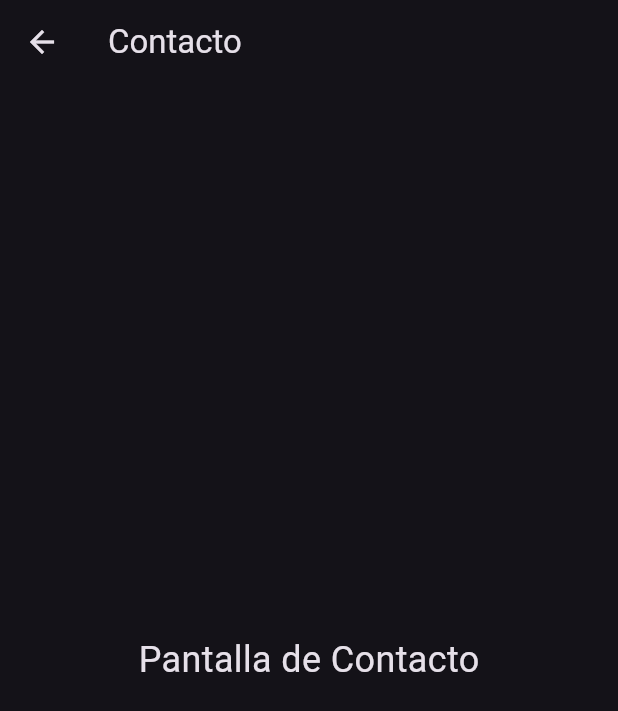
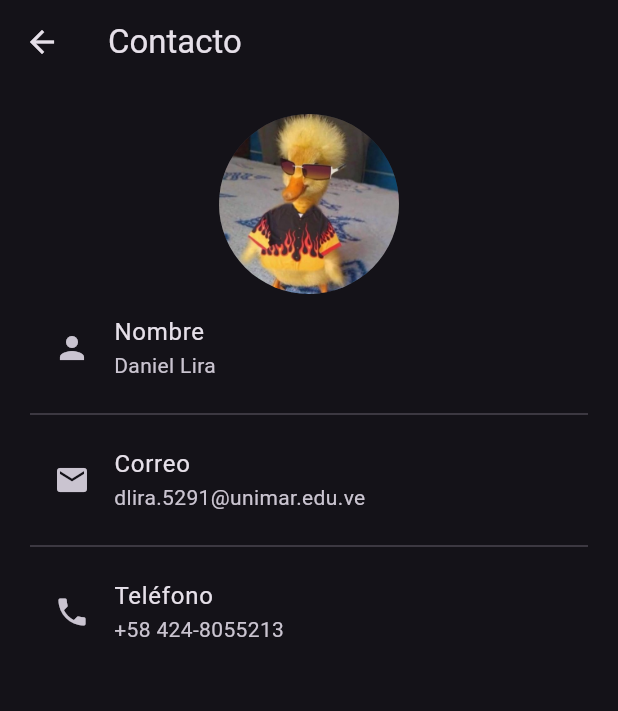
Before and after one commit to dlira2402/Portafolio-, a Flutter app: the ContactScreen screen opened by its route, on a phone screen of 412 x 824 dp. Shown: the top 711 px of the screen. Run offline on Flutter 3.47's test engine with Material 3 defaults, Android fonts, the phone set to English and light mode, and no system bars.

Commit message:
Vista de contacto funcional y arreglado algunos bugs visuales en las cards con cambios menores

```diff
--- a/lib/screens/contact_screen.dart
+++ b/lib/screens/contact_screen.dart
@@ -9,11 +9,34 @@ class ContactScreen extends StatelessWidget {
       appBar: AppBar(
         title: const Text('Contacto'),
       ),
-      body: const Center(
-        child: Text(
-          'Pantalla de Contacto',
-          style: TextStyle(fontSize: 24),
-        ),
+      body: ListView(
+        padding: const EdgeInsets.all(20),
+        children: const [
+          Center(
+            child: CircleAvatar(
+              radius: 60,
+              backgroundColor: Colors.white12,
+              backgroundImage: const AssetImage('assets/pfp.png'),
+            ),
+          ),
+          ListTile(
+            leading: Icon(Icons.person),
+            title: Text('Nombre'),
+            subtitle: Text('Daniel Lira'),
+          ),
+          Divider(),
+          ListTile(
+            leading: Icon(Icons.email),
+            title: Text('Correo'),
+            subtitle: Text('dlira.5291@unimar.edu.ve'),
+          ),
+          Divider(),
+          ListTile(
+            leading: Icon(Icons.phone),
+            title: Text('Teléfono'),
+            subtitle: Text('+58 424-8055213'),
+          ),
+        ],
       ),
     );
   }
--- a/lib/widgets/card_dato2.dart
+++ b/lib/widgets/card_dato2.dart
@@ -38,7 +38,7 @@ class CardDato2 extends StatelessWidget {
               const SizedBox(width: 20),
               const Expanded(
                 child: Text(
-                  'Estudiante de\nIngeniería de Sistemas',
+                  'Estudiante de Ingeniería de Sistemas',
                   style: TextStyle(
                     color: Colors.white,
                     fontSize: 18,
```
Also changed, not shown: lib/screens/home_screen.dart (+41 -8 lines), lib/widgets/card_miperfil.dart (+9 -2 lines), assets/pfp.png (added).
